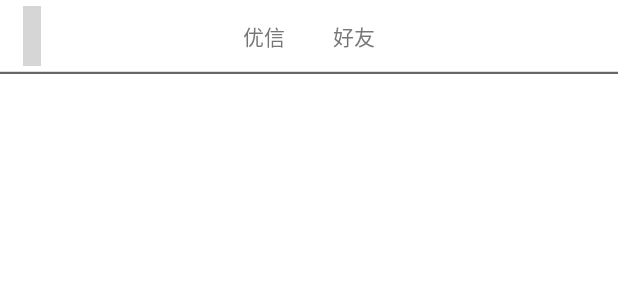
After one commit to huangmingliang/IM_Demo2, an Android app: the layout home_activity2.xml on its own in the app's theme, with its tools: preview values and no code run, on a phone screen of 412 x 824 dp. The commit adds this screen. Shown: the top 300 px of the screen. Run offline under Robolectric (Android 15) with nearby library versions, the phone set to English and light mode, and no system bars; grey boxes are pictures that could not be loaded.

Commit message:
自定义了fragment的切换

```diff
--- a/app/src/main/java/com/example/demo_im/ui/ContactFragment2.java
+++ b/app/src/main/java/com/example/demo_im/ui/ContactFragment2.java
@@ -40,6 +40,7 @@ public class ContactFragment2 extends Fragment implements View.OnClickListener,O
     @Nullable
     @Override
     public View onCreateView(LayoutInflater inflater, @Nullable ViewGroup container, @Nullable Bundle savedInstanceState) {
+        Log.e(TAG,"hml onCreateView");
         if (view==null){
             view = inflater.inflate(R.layout.fragment_contact2, container, false);
             mFriendListView=(ListView)view.findViewById(R.id.friendList);
--- a/app/src/main/java/com/example/demo_im/ui/ConversationFragment.java
+++ b/app/src/main/java/com/example/demo_im/ui/ConversationFragment.java
@@ -3,6 +3,7 @@ package com.example.demo_im.ui;
 
 import android.os.Bundle;
 import android.support.v4.app.Fragment;
+import android.util.Log;
 import android.view.ContextMenu;
 import android.view.LayoutInflater;
 import android.view.Menu;
@@ -67,6 +68,7 @@ public class ConversationFragment extends Fragment implements ConversationView,F
     @Override
     public View onCreateView(LayoutInflater inflater, ViewGroup container,
                              Bundle savedInstanceState) {
+        Log.e(TAG,"hml onCreateView");
         if (view == null){
             view = inflater.inflate(R.layout.fragment_conversation, container, false);
             listView = (ListView) view.findViewById(R.id.list);
@@ -204,8 +206,8 @@ public class ConversationFragment extends Fragment implements ConversationView,F
     public void refresh() {
         Collections.sort(conversationList);
         adapter.notifyDataSetChanged();
-        if (getActivity() instanceof  HomeActivity)
-            ((HomeActivity) getActivity()).setMsgUnread(getTotalUnreadNum() == 0);
+        if (getActivity() instanceof  Home2Activity)
+            ((Home2Activity) getActivity()).setMsgUnread(this,getTotalUnreadNum() == 0);
     }
 
 
--- a/app/src/main/java/com/example/demo_im/ui/SettingFragment.java
+++ b/app/src/main/java/com/example/demo_im/ui/SettingFragment.java
@@ -67,8 +67,8 @@ public class SettingFragment extends Fragment implements FriendInfoView {
 
                         @Override
                         public void onSuccess() {
-                            if (getActivity() != null && getActivity() instanceof HomeActivity){
-                                ((HomeActivity) getActivity()).logout();
+                            if (getActivity() != null && getActivity() instanceof Home2Activity){
+                                ((Home2Activity) getActivity()).logout();
                             }
                         }
                     });
--- a/app/src/main/java/com/example/demo_im/utils/PushUtil.java
+++ b/app/src/main/java/com/example/demo_im/utils/PushUtil.java
@@ -7,6 +7,7 @@ import android.content.Intent;
 import android.support.v4.app.NotificationCompat;
 import android.util.Log;
 
+import com.example.demo_im.ui.Home2Activity;
 import com.tencent.TIMConversationType;
 import com.tencent.TIMGroupReceiveMessageOpt;
 import com.tencent.TIMMessage;
@@ -61,7 +62,7 @@ public class PushUtil implements Observer {
         Log.d(TAG, "recv msg " + contentStr);
         NotificationManager mNotificationManager = (NotificationManager) MyApplication.getContext().getSystemService(MyApplication.getContext().NOTIFICATION_SERVICE);
         NotificationCompat.Builder mBuilder = new NotificationCompat.Builder(MyApplication.getContext());
-        Intent notificationIntent = new Intent(MyApplication.getContext(), HomeActivity.class);
+        Intent notificationIntent = new Intent(MyApplication.getContext(), Home2Activity.class);
         notificationIntent.setFlags(Intent.FLAG_ACTIVITY_CLEAR_TOP
                 | Intent.FLAG_ACTIVITY_SINGLE_TOP);
         PendingIntent intent = PendingIntent.getActivity(MyApplication.getContext(), 0,
--- /dev/null
+++ b/app/src/main/res/color/home_tab.xml
@@ -0,0 +1,5 @@
+<?xml version="1.0" encoding="utf-8"?>
+<selector xmlns:android="http://schemas.android.com/apk/res/android">
+    <item android:color="@color/text_blue1" android:state_selected="true"/>
+    <item android:color="@color/text_gray1"/>
+</selector>
--- /dev/null
+++ b/app/src/main/res/layout/home_activity2.xml
@@ -0,0 +1,90 @@
+<?xml version="1.0" encoding="utf-8"?>
+<LinearLayout xmlns:android="http://schemas.android.com/apk/res/android"
+    android:orientation="vertical"
+    android:layout_width="match_parent"
+    xmlns:app="http://schemas.android.com/apk/res-auto"
+    android:layout_height="match_parent">
+    <FrameLayout
+        android:layout_width="match_parent"
+        android:layout_height="48dp">
+       <com.tencent.qcloud.ui.TemplateTitle
+            android:layout_width="match_parent"
+            android:layout_height="wrap_content"
+            app:canBack="true"/>
+
+        <RelativeLayout
+            android:layout_width="match_parent"
+            android:layout_height="match_parent">
+
+            <LinearLayout
+                android:layout_width="wrap_content"
+                android:layout_height="match_parent"
+                android:layout_centerInParent="true"
+                android:orientation="horizontal">
+
+                <RelativeLayout
+                    android:id="@+id/tab1"
+                    android:layout_width="60dp"
+                    android:layout_height="match_parent"
+                    android:layout_weight="1">
+
+                    <TextView
+                        android:id="@+id/tab1_txt"
+                        android:focusable="false"
+                        android:layout_width="wrap_content"
+                        android:layout_height="wrap_content"
+                        android:layout_centerInParent="true"
+                        android:text="@string/home_conversation_tab"
+                        android:textColor="@drawable/bg_tab_text" />
+                    <ImageView
+                        android:id="@+id/tabUnread1"
+                        android:layout_width="6dp"
+                        android:layout_height="6dp"
+                        android:src="@drawable/point1"
+                        android:visibility="gone"
+                        android:layout_toRightOf="@id/tab1_txt"
+                        android:layout_above="@+id/tab1_txt"/>
+                </RelativeLayout>
+
+                <RelativeLayout
+                    android:id="@+id/tab2"
+                    android:layout_width="60dp"
+                    android:layout_height="match_parent"
+                    android:layout_weight="1">
+
+                    <TextView
+                        android:id="@+id/tab2_txt"
+                        android:focusable="false"
+                        android:layout_width="wrap_content"
+                        android:layout_height="wrap_content"
+                        android:layout_centerInParent="true"
+                        android:text="@string/home_contact_tab2"
+                        android:textColor="@drawable/bg_tab_text" />
+
+                    <ImageView
+                        android:id="@+id/tabUnread2"
+                        android:layout_width="6dp"
+                        android:layout_height="6dp"
+                        android:src="@drawable/point1"
+                        android:visibility="gone"
+                        android:layout_toRightOf="@id/tab2_txt"
+                        android:layout_above="@+id/tab2_txt"/>
+                </RelativeLayout>
+
+
+            </LinearLayout>
+        </RelativeLayout>
+
+    </FrameLayout>
+
+    <View
+        android:layout_width="match_parent"
+        android:layout_height="1dp"
+        android:background="@color/gray"/>
+
+    <FrameLayout
+        android:id="@+id/fragment"
+        android:layout_width="match_parent"
+        android:layout_height="match_parent"></FrameLayout>
+
+</LinearLayout>
```
Also changed, not shown: app/src/main/AndroidManifest.xml (+10 -3 lines), app/src/main/java/com/example/demo_im/ui/Home2Activity.java (added, +161 -0 lines), app/src/main/java/com/example/demo_im/ui/MeActivity.java (+4 -4 lines), app/build.gradle (line endings or trailing spaces), gradle/wrapper/gradle-wrapper.properties.
